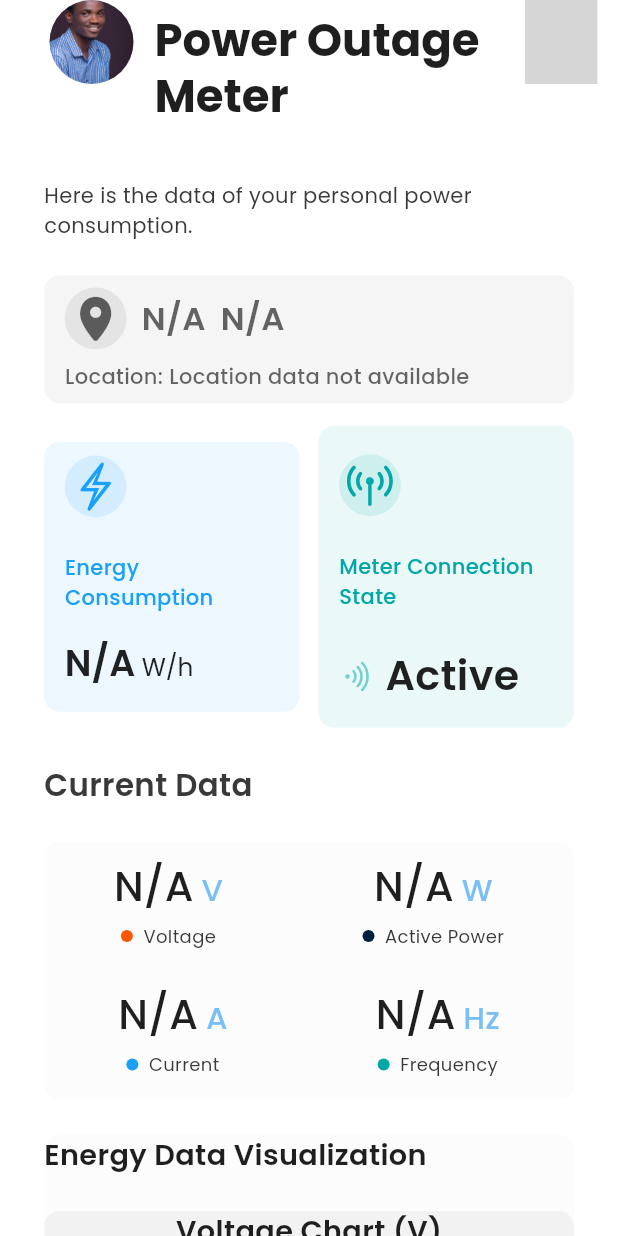
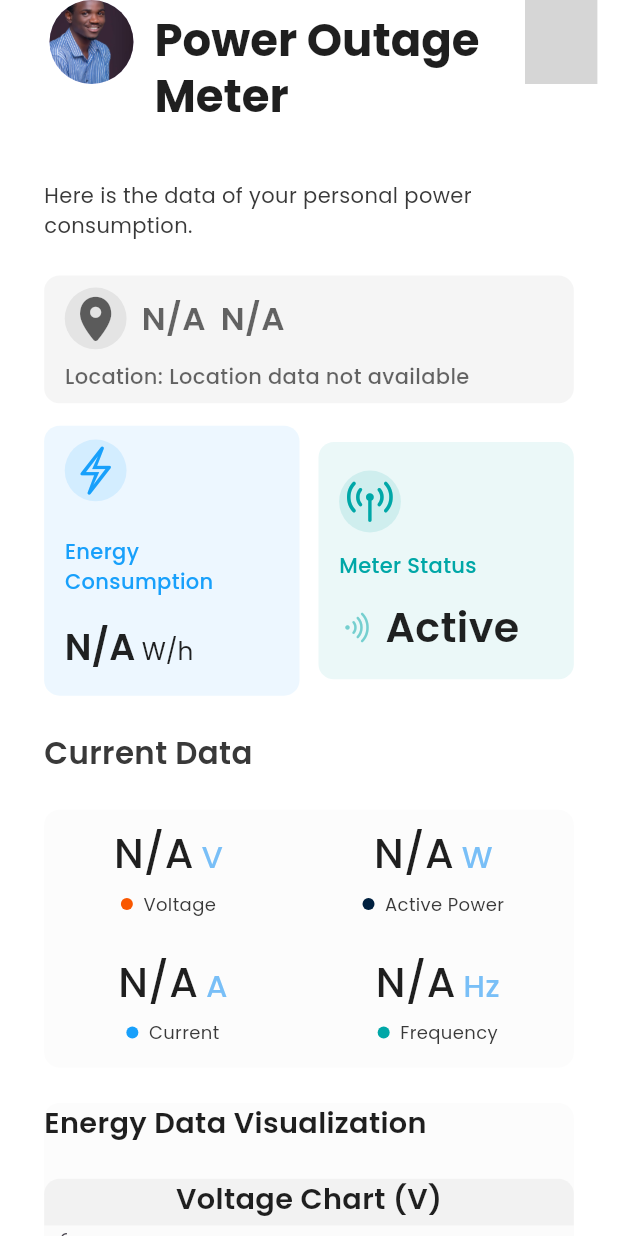
Before and after one commit to sir-reborn/smartmeter, a Flutter app: the screen it shows after launch, on a phone screen of 412 x 824 dp. Run offline on Flutter 3.47's test engine with Material 3 defaults, Android fonts, the phone set to English and light mode, and no system bars; our stand-ins replace firebase_core, firebase_database, google_fonts, shared_preferences, syncfusion_flutter_charts; missing offline and left inert: icon_badge; accounts and stored records are empty; grey boxes are pictures that could not be loaded.

Commit message:
Update energy and power status

```diff
--- a/lib/components/dashboard_component/energy_and_power_status_containers.dart
+++ b/lib/components/dashboard_component/energy_and_power_status_containers.dart
@@ -141,19 +141,18 @@ class _MetersDetailsContainerState extends State<MetersDetailsContainer> {
                   size: size.width / 12,
                 ),
               ),
-              const Spacer2(),
-              SizedBox(
-                width: size.width,
-                child: Text(
-                  "Meter Connection State",
-                  style: GoogleFonts.poppins(
-                    fontSize: 14,
-                    fontWeight: FontWeight.w500,
-                    color: Color.fromRGBO(0, 167, 167, 1),
-                  ),
+              const SizedBox(height: 12),
+              Text(
+                "Meter Status",
+                style: GoogleFonts.poppins(
+                  fontSize: 14,
+                  fontWeight: FontWeight.w500,
+                  color: faultDetected
+                      ? Colors.redAccent
+                      : const Color.fromRGBO(0, 167, 167, 1),
                 ),
               ),
-              const Spacer2(),
+              const SizedBox(height: 12),
               Row(
                 children: [
                   Icon(
```
